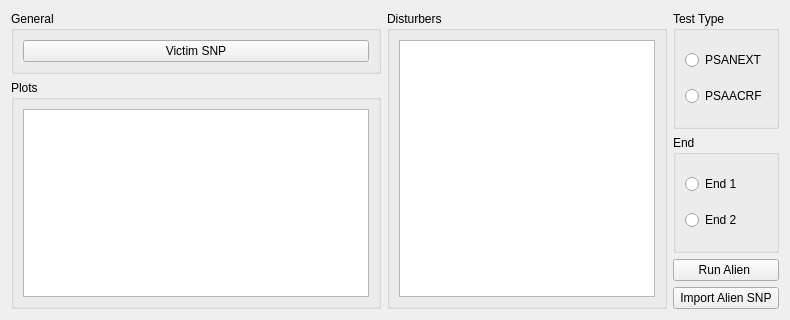
Before: the Qt Designer form UI/alienWidget.ui in Belden-Montreal/SNP-Cable-Analyser, drawn with Qt 5.
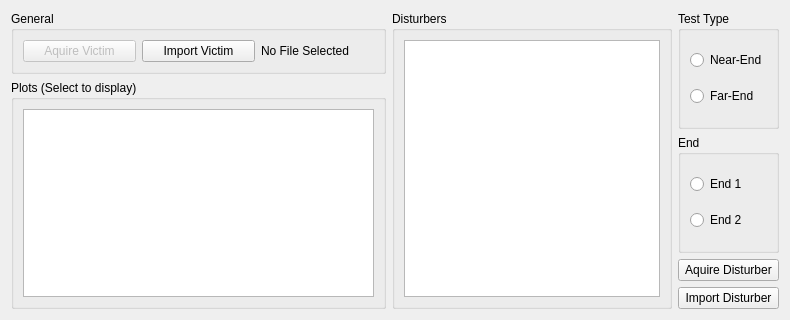
After: the same form once the commit is applied.

Commit message: alien widget improvements. Also calculating AVG PS/PSAACRX

```diff
--- a/UI/alienWidget.ui
+++ b/UI/alienWidget.ui
@@ -27,19 +27,37 @@
            </property>
            <layout class="QHBoxLayout" name="horizontalLayout_4">
             <item>
-             <layout class="QHBoxLayout" name="horizontalLayout_3"/>
+             <layout class="QHBoxLayout" name="horizontalLayout_3">
+              <item>
+               <widget class="QPushButton" name="pushButton">
+                <property name="enabled">
+                 <bool>false</bool>
+                </property>
+                <property name="text">
+                 <string>Aquire Victim</string>
+                </property>
+               </widget>
+              </item>
+             </layout>
             </item>
             <item>
              <layout class="QVBoxLayout" name="verticalLayout">
               <item>
                <widget class="QPushButton" name="alienVictimButton">
                 <property name="text">
-                 <string>Victim SNP</string>
+                 <string>Import Victim</string>
                 </property>
                </widget>
               </item>
              </layout>
             </item>
+            <item>
+             <widget class="QLabel" name="vicFileLabel">
+              <property name="text">
+               <string>No File Selected</string>
+              </property>
+             </widget>
+            </item>
            </layout>
           </widget>
          </item>
@@ -50,7 +68,7 @@
          <item>
           <widget class="QGroupBox" name="alienPlots">
            <property name="title">
-            <string>Plots</string>
+            <string>Plots (Select to display)</string>
            </property>
            <layout class="QGridLayout" name="gridLayout">
             <item row="0" column="0">
@@ -94,14 +112,14 @@
               <item>
                <widget class="QRadioButton" name="alienPSANEXT">
                 <property name="text">
-                 <string>PSANEXT</string>
+                 <string>Near-End</string>
                 </property>
                </widget>
               </item>
               <item>
                <widget class="QRadioButton" name="alienPSAACRF">
                 <property name="text">
-                 <string>PSAACRF</string>
+                 <string>Far-End</string>
                 </property>
                </widget>
               </item>
@@ -138,14 +156,14 @@
            <item>
             <widget class="QPushButton" name="alienRun">
              <property name="text">
-              <string>Run Alien </string>
+              <string>Aquire Disturber</string>
              </property>
             </widget>
            </item>
            <item>
             <widget class="QPushButton" name="alienImportSNP">
              <property name="text">
-              <string>Import Alien SNP</string>
+              <string>Import Disturber</string>
              </property>
             </widget>
            </item>
```
Left out of the diff: 4 changed lines with no effect on the pictures. The commit also changes 12 other files.
